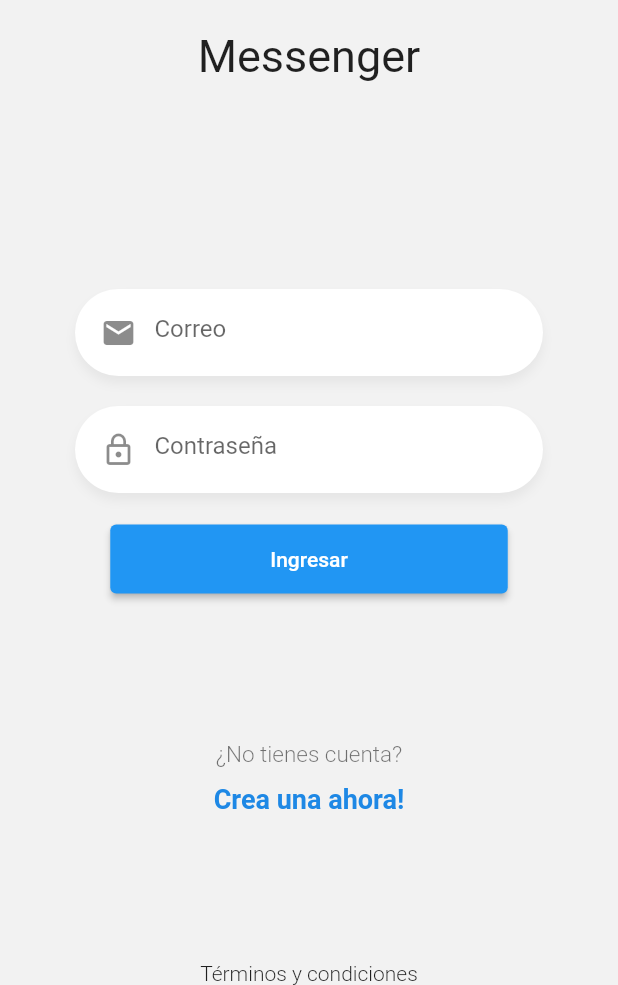
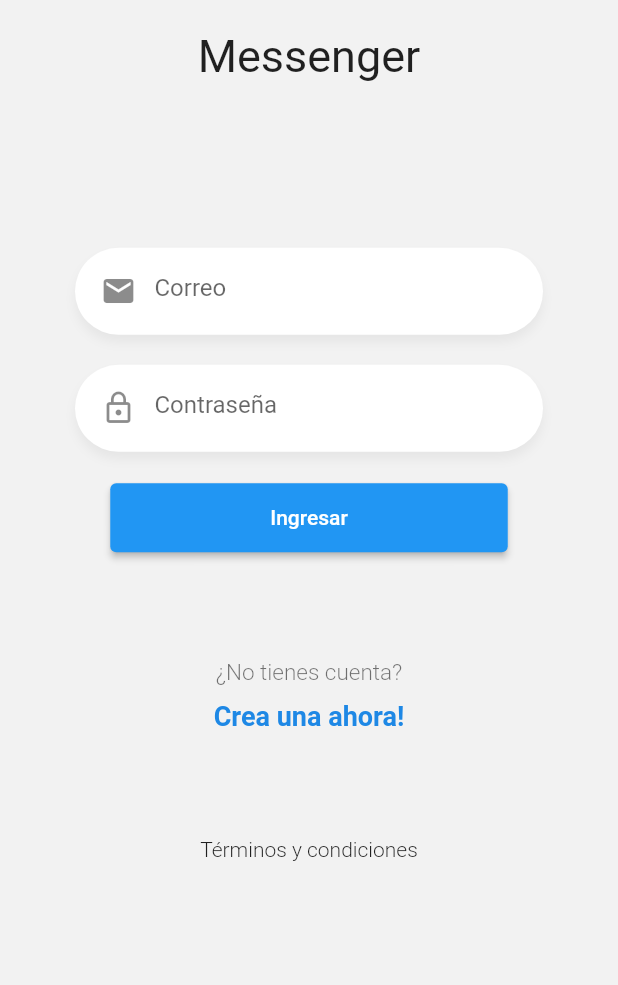
Before and after one commit to Mario-Fernando24/chatFlutterNode, a Flutter app: the screen it shows after launch, on a phone screen of 412 x 824 dp, the part 251-1236 px from its top. Run offline on Flutter 3.47's test engine with Material 2 defaults, Android fonts, the phone set to English and light mode, and no system bars.

Commit message:
scrool login

```diff
--- a/lib/pages/login_page.dart
+++ b/lib/pages/login_page.dart
@@ -14,6 +14,10 @@ class LoginPage extends StatelessWidget {
     return Scaffold(
       backgroundColor: Color(0xffF2F2F2),
       body: SafeArea(
+        child: SingleChildScrollView(
+          physics: BouncingScrollPhysics(),
+          child: Container(
+            height: MediaQuery.of(context).size.height*0.9,
             child: Column(
               mainAxisAlignment: MainAxisAlignment.spaceBetween,
               children: [
@@ -22,6 +26,8 @@ class LoginPage extends StatelessWidget {
                 Labels(),
                 Text('Términos y condiciones', style: TextStyle(fontWeight: FontWeight.w300),)
               ],
+            ),
+          ),
         ),
       )
     );
@@ -70,7 +76,6 @@ class __FormState extends State<_Form> {
               print(passwordCtrl.text);
             },
           )
-
         ],
       ),
     );
--- a/lib/widget/boton_azul.dart
+++ b/lib/widget/boton_azul.dart
@@ -14,6 +14,6 @@ class BotonAzul extends StatelessWidget {
       style: ButtonStyle( minimumSize: MaterialStateProperty.all(Size(265, 46))),
       child: Text(text),
       onPressed:  onPressed
-);
+    );
   }
 }
--- a/pubspec.yaml
+++ b/pubspec.yaml
@@ -37,6 +37,7 @@ dependencies:
   # Use with the CupertinoIcons class for iOS style icons.
   cupertino_icons: ^1.0.2
   velocity_x: ^3.2.1
+
 dev_dependencies:
   flutter_test:
     sdk: flutter
```
Lines whose indentation alone changed are shown as unchanged.
